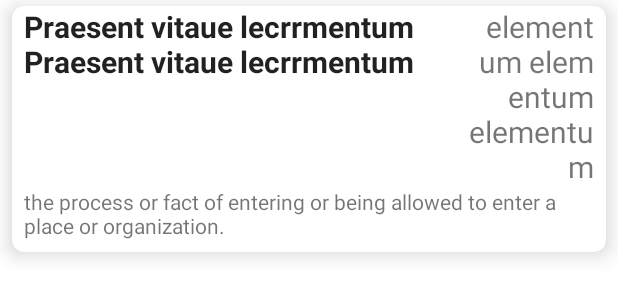
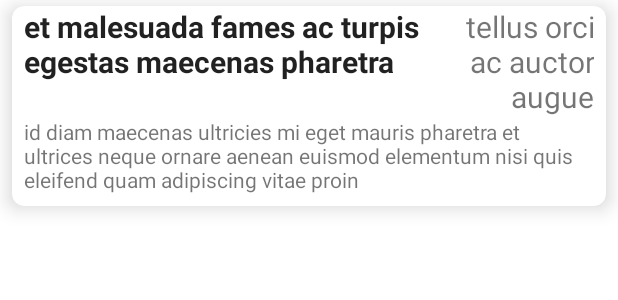
Before and after one commit to emirhalici/MyEnglishDictionary, an Android app: the layout compact_card.xml on its own in the app's theme, with its tools: preview values and no code run, on a phone screen of 412 x 824 dp. Shown: the top 300 px of the screen. Run offline under Robolectric (Android 15) with nearby library versions, the phone set to English and light mode, and no system bars.

Commit message:
changed default placeholder text to lorem ipsum

```diff
--- a/app/src/main/res/layout/compact_card.xml
+++ b/app/src/main/res/layout/compact_card.xml
@@ -23,7 +23,7 @@
             android:layout_height="wrap_content"
             android:layout_alignParentStart="true"
             android:layout_marginBottom="8dp"
-            android:text="the process or fact of entering or being allowed to enter a place or organization."
+            android:text="id diam maecenas ultricies mi eget mauris pharetra et ultrices neque ornare aenean euismod elementum nisi quis eleifend quam adipiscing vitae proin"
             android:textSize="14dp"
             app:layout_constraintBottom_toBottomOf="parent"
             app:layout_constraintEnd_toEndOf="@+id/linearLayout"
@@ -48,7 +48,7 @@
                 android:layout_alignParentTop="true"
                 android:layout_marginTop="0dp"
                 android:maxWidth="280dp"
-                android:text="Praesent vitaue lecrrmentum Praesent vitaue lecrrmentum"
+                android:text="et malesuada fames ac turpis egestas maecenas pharetra"
                 android:textAlignment="textStart"
                 android:textAppearance="@style/TextAppearance.AppCompat.Body1"
                 android:textSize="20dp"
@@ -66,7 +66,7 @@
                 android:layout_marginRight="0dp"
                 android:layout_toEndOf="@+id/tv_word"
                 android:maxWidth="190dp"
-                android:text="elementum elementum elementum"
+                android:text="tellus orci ac auctor augue"
                 android:textAlignment="textEnd"
                 android:textSize="20dp" />
 
```
